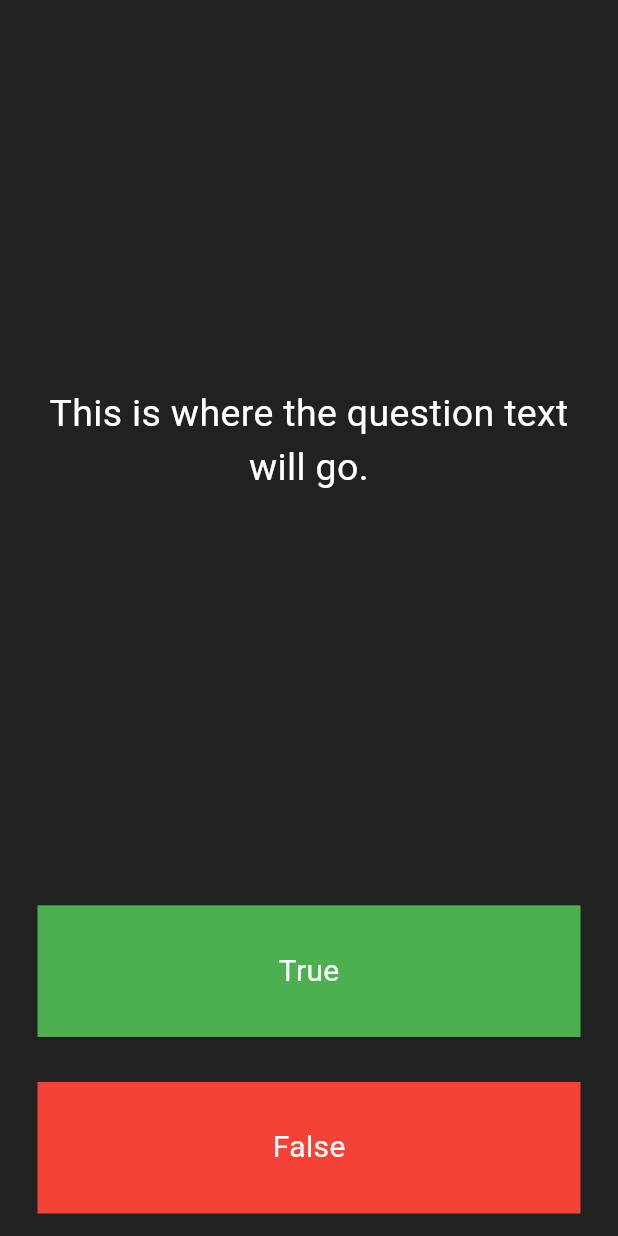
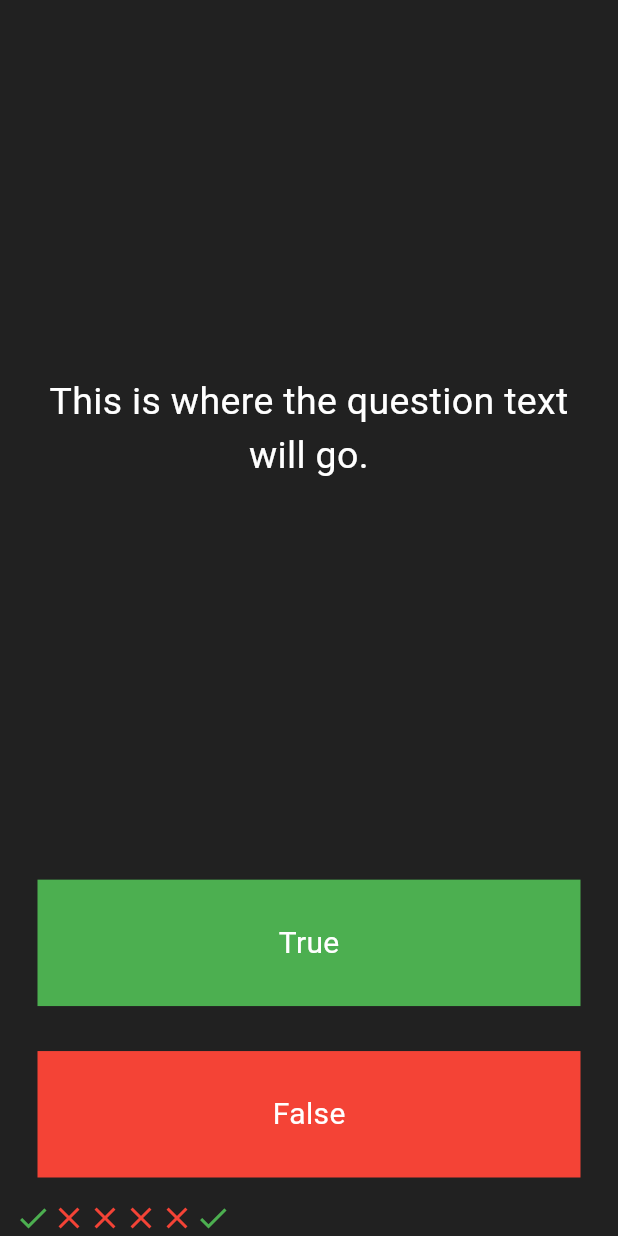
Before and after one commit to CMorehead74/Learning-Flutter, a Flutter app: the screen it shows after launch, after a tap on "True", on a phone screen of 412 x 824 dp. Run offline on Flutter 3.47's test engine with Material 3 defaults, Android fonts, the phone set to English and light mode, and no system bars.

Commit message:
Update main.dart
added list

```diff
--- a/quizzler_flutter/lib/main.dart
+++ b/quizzler_flutter/lib/main.dart
@@ -25,6 +25,30 @@
 }
 
 class _QuizPageState extends State<QuizPage> {
+
+  List<Icon> scoreKeeper = [
+    Icon(
+      Icons.check,
+      color: Colors.green,
+    ),
+    Icon(
+      Icons.close,
+      color: Colors.red,
+    ),
+    Icon(
+      Icons.close,
+      color: Colors.red,
+    ),
+    Icon(
+      Icons.close,
+      color: Colors.red,
+    ),
+    Icon(
+      Icons.close,
+      color: Colors.red,
+    ),
+  ];
+
   @override
   Widget build(BuildContext context) {
     return Column(
@@ -53,6 +77,11 @@
             child: GestureDetector(
               onTap: () {
                 //The user picked true.
+                setState(() {
+                  scoreKeeper.add(
+                    Icon(Icons.check, color: Colors.green),
+                  );
+                });
               },
               child: Container(
               //textColor: Colors.white,
@@ -90,7 +119,10 @@
             ),
           ),
         ),
-        //TODO: Add a Row here as your score keeper
+        Row(
+          children: scoreKeeper,
+        )
+
       ],
     );
   }
```
